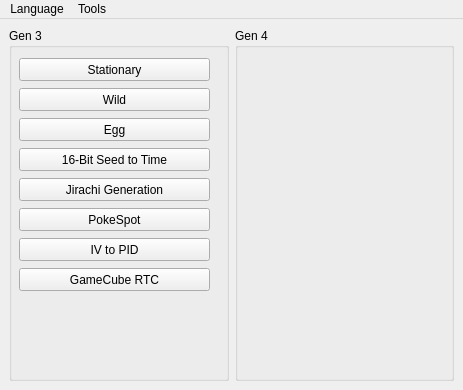
First picture: the form in Forms/MainWindow.ui, repository Admiral-Fish/PokeFinder, before the edit.
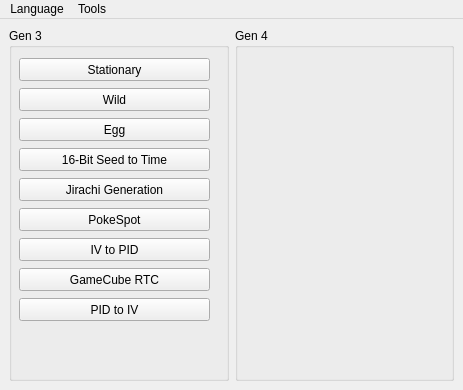
Second picture: the form after the edit. Icons and pictures are not drawn.

What changed in the file:
```diff
--- a/Forms/MainWindow.ui
+++ b/Forms/MainWindow.ui
@@ -146,6 +146,19 @@
         <string>GameCube RTC</string>
        </property>
       </widget>
+      <widget class="QPushButton" name="pushButtonPIDtoIV">
+       <property name="geometry">
+        <rect>
+         <x>10</x>
+         <y>270</y>
+         <width>191</width>
+         <height>23</height>
+        </rect>
+       </property>
+       <property name="text">
+        <string>PID to IV</string>
+       </property>
+      </widget>
      </widget>
     </item>
     <item row="0" column="1">
```
